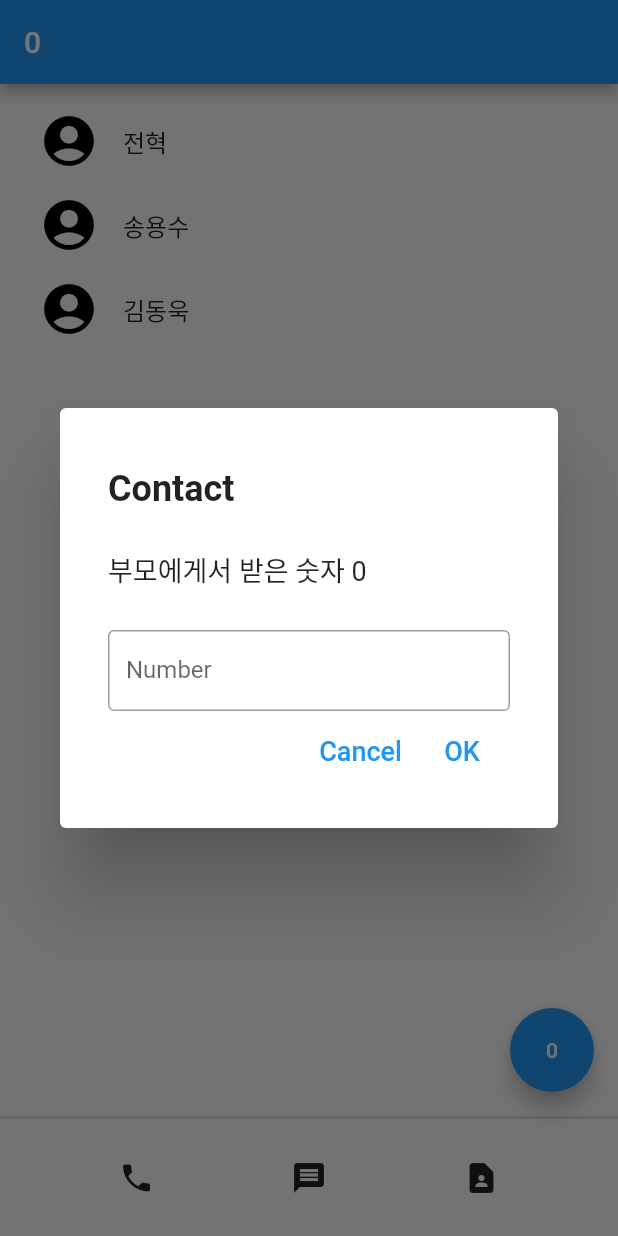
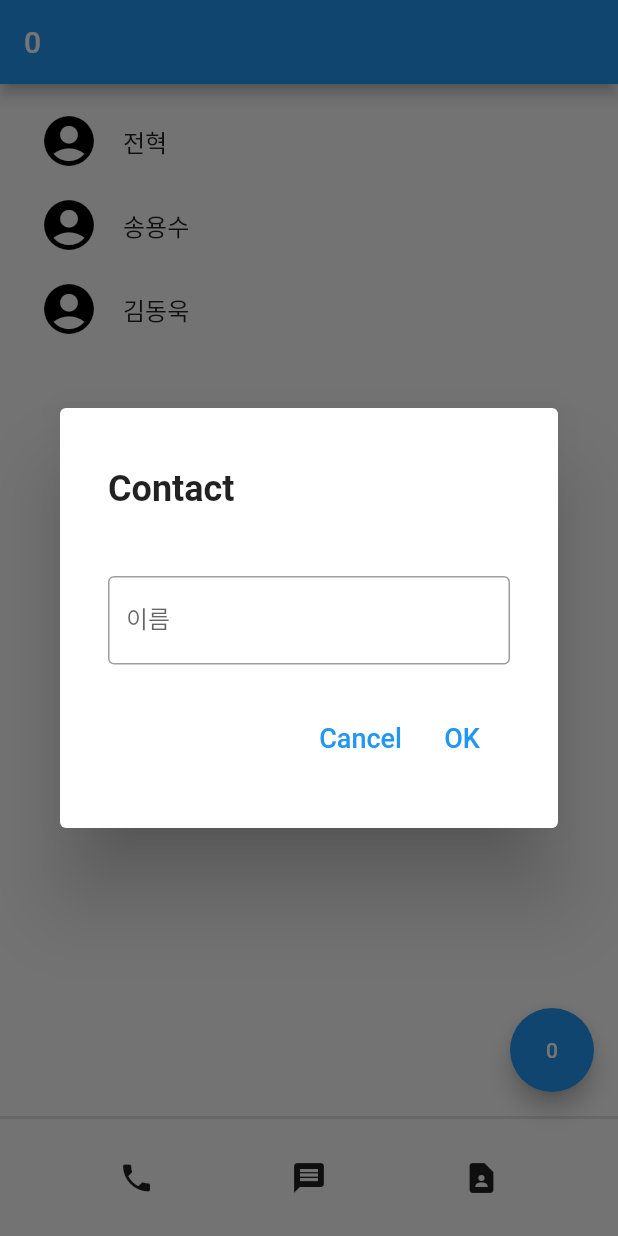
Before and after one commit to Offthegame/flutter_contact, a Flutter app: the screen it shows after launch, after a tap on an icon or button, on a phone screen of 412 x 824 dp. Run offline on Flutter 3.47's test engine with Material 2 defaults, Android fonts, the phone set to English and light mode, and no system bars.

```diff
--- a/lib/main.dart
+++ b/lib/main.dart
@@ -29,6 +29,7 @@ class MyApp extends StatefulWidget {
 
 class _MyAppState extends State<MyApp> {
   //일단 const는 지워두자
+  var name = ['전혁', '송용수', '김동욱',];
   var a = 0;
   var total = 0;
 addOne(){
@@ -37,6 +38,14 @@ addOne(){
   });
 }
   //이처럼 함수를 부모 class 밑에 '설치 > 전달 > 받고 > 정의 > 적용'
+
+  addName(txt) {
+  setState(() {
+    //하, setState 자꾸 까먹지 말자 ㅠㅠ 몇번째..?
+    name.add(txt);
+  });
+  }
+
 
   @override
   Widget build(BuildContext context) {
@@ -57,7 +66,7 @@ addOne(){
                 //showDialog에는 context와 builder, return이 필요함
                 //하지만 context는 위젯의 족보로 위에 있는 위젯을 보여줌
                 return Dialog(
-                  child: DialogDesign(naming: a, addOne: addOne,),
+                  child: DialogDesign(naming: a, addOne: addOne, addName: addName, name: name),
                 //  부모의 데이터를 자식 Widget에서 쓰기 위해 넣어줌
                 );
               });
@@ -66,7 +75,7 @@ addOne(){
           appBar: AppBar(
             title: Text(total.toString()),
           ),
-          body: ProfileList(),
+          body: ProfileList(name: name),
           bottomNavigationBar: BottomAppBar(),
         );
   //  Scaffold로 return한 거라 마지막에 ; 넣어줌
@@ -79,7 +88,8 @@ addOne(){
 //extedns StatelessWidget는 Statele..에 있는 함수를 Class에 다 넣어준다는 의미
 //StatelessWidget에서 StatefulWidget으로 변경!!
 class ProfileList extends StatefulWidget {
-  const ProfileList({Key? key}) : super(key: key);
+  ProfileList({Key? key, this.name}) : super(key: key);
+  var name;
 
   @override
   State<ProfileList> createState() => _ProfileListState();
@@ -87,15 +97,15 @@ class ProfileList extends StatefulWidget {
 
 class _ProfileListState extends State<ProfileList> {
 //   //const와 ProfileList는 향후 배울 것
-  var name = ['전혁', '송용수', '김동욱',];
 //
   @override
 //   //여기서 override는 아래 함수 중 일부를 덮어 쓴다는 말
   Widget build(BuildContext context) {
     return ListView.builder(
       padding: EdgeInsets.all(10),
-      itemCount: 3,
+      itemCount: widget.name.length,
 //       //몇 번 반복해줄지
+//    뭔진 모르겠지만 이거 list.length써 줄 때 ()이건 안 씀
       itemBuilder: (context, i) {
 //         //꼭 parameter 2개 필요, i는 1씩 증가하는 정수
 //         //함수를 할당함, 아래 함수를 반복해줌
@@ -105,7 +115,7 @@ class _ProfileListState extends State<ProfileList> {
         return ListTile(
 //           //슨생님은 ListTile을 이용함
           leading: Icon(Icons.account_circle, size: 40, color: Colors.black),
-          title: Text(name[i]),
+          title: Text(widget.name[i]),
 //
 //         //  int는 Text에 안 나와서 .toString() 붙여야 함
         );
@@ -115,19 +125,26 @@ class _ProfileListState extends State<ProfileList> {
 }
 
 class DialogDesign extends StatefulWidget {
-  DialogDesign({Key? key, this.naming, this.addOne}) : super(key: key);
+  DialogDesign({Key? key, this.naming, this.addOne, this.addName, this.name}) : super(key: key);
   // 기존 Key? key 부분은 꼭 남겨두자. this.naming을 통해 부모에게서 정보 가져옴
   // 중괄호 부분에 parameter를 설정할 수 있음(중괄호는 optional하게 두 개를 받는다는 의미? 하나만 넣어도 됨?)
   // naming이란 parameter를 쓰겠습니다는 얘기, but 아래에 변수를 설정해둬야 함
   // key에 대해서는 다음 시간에 설명
   var naming;
   var addOne;
+  var inputData = TextEditingController();
+  //TextEditingController() 안에 Input 데이터가 들어감
+  var addName;
+  var name;
+
   @override
   State<DialogDesign> createState() => _DialogDesignState();
 }
 
 class _DialogDesignState extends State<DialogDesign> {
   //부모에게서 가져온 데이터를 여기서 이렇게 써야함
+
+
   @override
   Widget build(BuildContext context) {
     return Container(
@@ -139,11 +156,15 @@ class _DialogDesignState extends State<DialogDesign> {
         mainAxisAlignment: MainAxisAlignment.spaceEvenly,
         children: [
           Flexible(child: Text('Contact', style: TextStyle(fontSize: 24, fontWeight: FontWeight.bold)), flex: 1, fit: FlexFit.tight,),
-          Flexible(child: Text('부모에게서 받은 숫자 ' + widget.naming.toString(), style: TextStyle(fontSize: 18, )), flex: 1, fit: FlexFit.tight,),
           Flexible(child: TextField(
+            controller: widget.inputData,
+            //위치에 따라 widget.붙여야 하는 것 잊지말자!
+            //controller 대신 onChanged: (text) { widget.inputData = text }, 사용 가능
+            //onChange는 inputData가 많을 경우 사용
+            //하지만 우리는 list[]나 Map{}자료를 사용할 예정
             decoration: InputDecoration(
               border: OutlineInputBorder(),
-              labelText: 'Number',
+              labelText: '이름',
             ),
           ), flex: 1, fit: FlexFit.tight,),
           Flexible(
@@ -156,12 +177,10 @@ class _DialogDesignState extends State<DialogDesign> {
               //  '현재 페이지 닫아주셈'과 같은 의미, 나중에 다시 나옴
               }, child: Text('Cancel', style: TextStyle(fontSize: 18),)),
               TextButton(onPressed: () {
-                  widget.addOne();
-              //    희안하게 statefulWidget에서는 앞에 widget.을 붙여준다.
-                setState(() {
-                  //setState해주는거 까먹지 말자 ㅠ
-                  widget.naming++;
-                });
+                  widget.addName(widget.inputData.text.toString());
+              //    inputData List 안, text를 toString해서 보여주자!
+                  Navigator.pop(context);
+                  print(widget.name);
 
               }, child: Text('OK', style: TextStyle(fontSize: 18),)),
             ],
```
